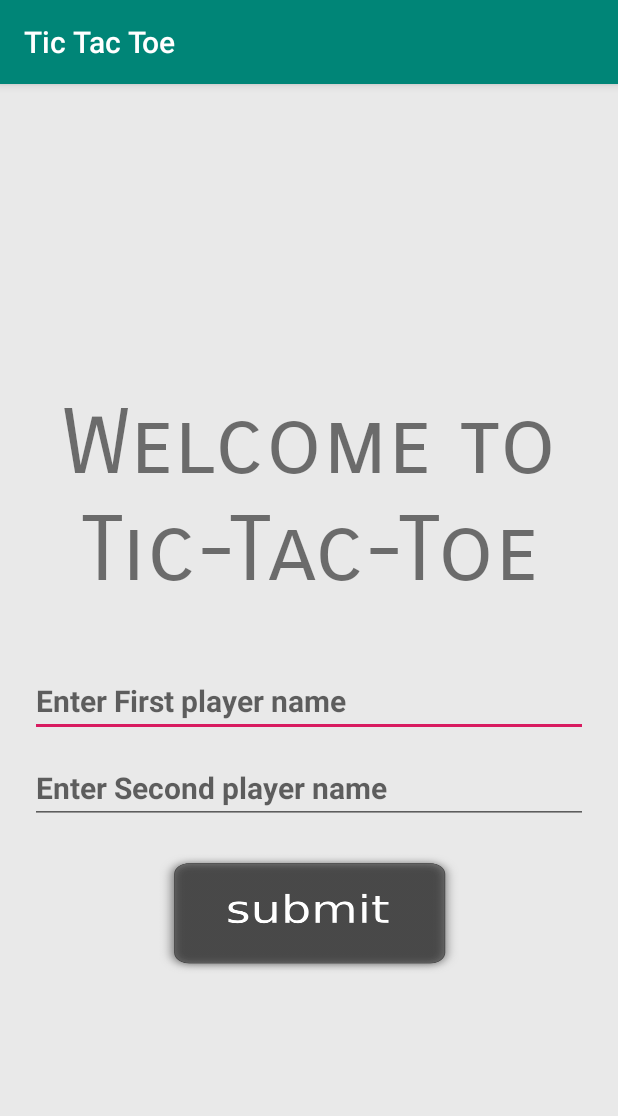
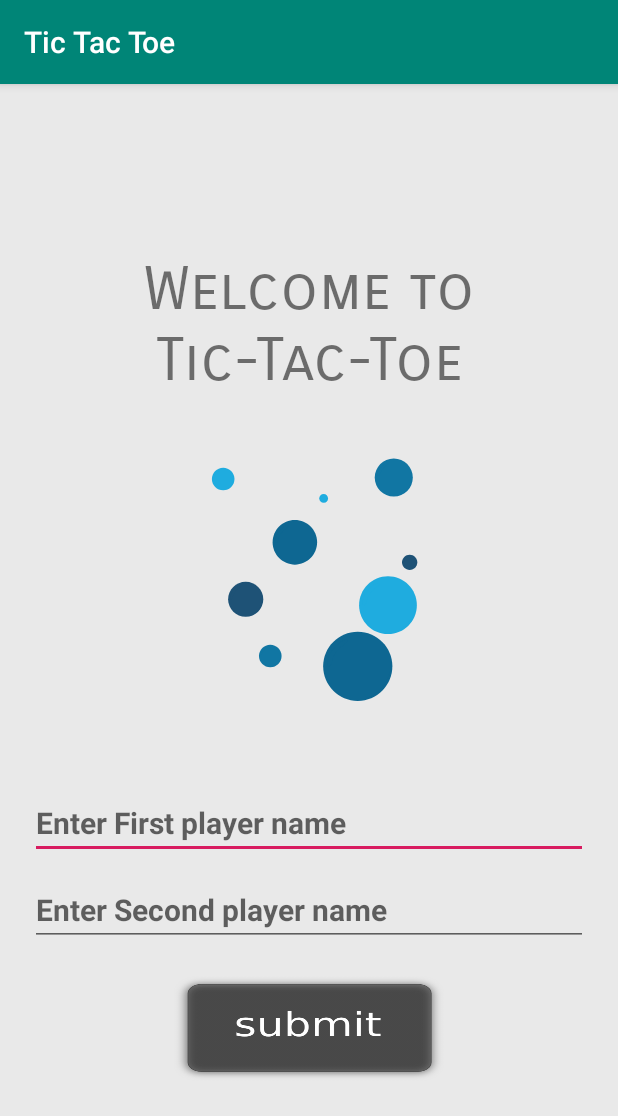
Before and after one commit to MikeOwino/Android-Tic-Tac-Toe-game, an Android app: the StartActivity screen opened directly, with no data from a screen before it, on a phone screen of 412 x 824 dp. Shown: the top 1116 px of the screen. Run offline under Robolectric (Android 15) with nearby library versions, the phone set to English and light mode, and no system bars.

Commit message:
Update 3.0

```diff
--- a/app/src/main/res/layout/activity_start.xml
+++ b/app/src/main/res/layout/activity_start.xml
@@ -14,10 +14,17 @@
         android:layout_width="match_parent"
         android:layout_height="wrap_content"
         android:text="Welcome to\nTic-Tac-Toe"
-        android:textSize="60dp"
-        android:layout_marginTop="30dp"
+        android:textSize="40dp"
+        android:layout_marginTop="10dp"
         android:gravity="center"
         android:fontFamily="sans-serif-smallcaps"/>
+    <com.airbnb.lottie.LottieAnimationView
+        android:layout_width="200dp"
+        android:layout_height="200dp"
+        android:layout_marginTop="20dp"
+        app:lottie_autoPlay="true"
+        app:lottie_loop="true"
+        app:lottie_fileName="27268-bubbles.json"/>
 
     <EditText
         android:id="@+id/firstName"
@@ -39,8 +46,8 @@
         android:textSize="20dp"/>
     <Button
         android:id="@+id/btnSubmit"
-        android:layout_width="200dp"
-        android:layout_height="80dp"
+        android:layout_width="180dp"
+        android:layout_height="70dp"
         android:layout_gravity="center"
         android:layout_marginTop="20dp"
         android:text=""
```
